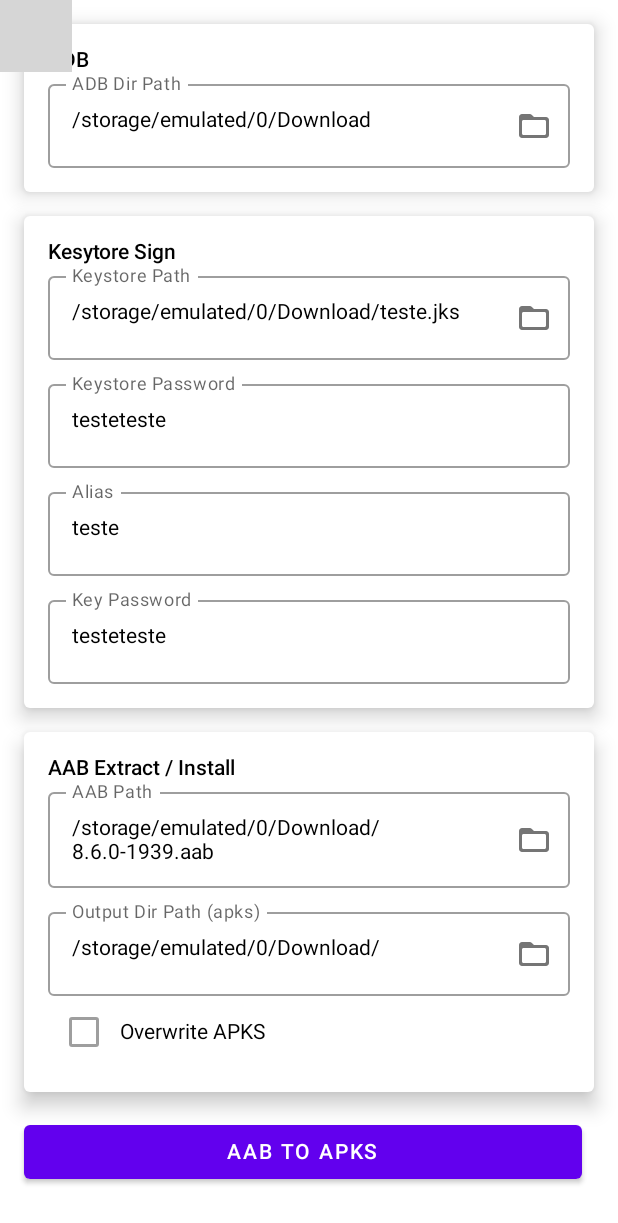
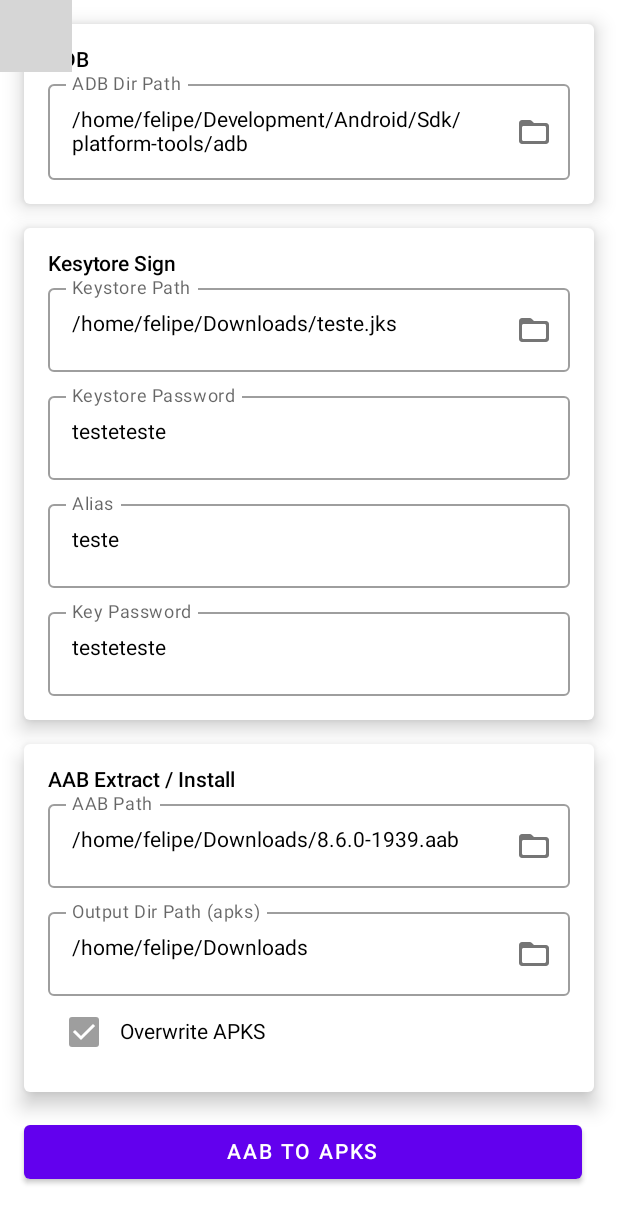
Before and after one commit to feliperce/AabToApk, an Android app built with Jetpack Compose: the screen it shows after launch (MainActivity), on a phone screen of 412 x 824 dp. Shown: the top 1223 px of the screen. Run offline under Robolectric (Android 15) with nearby library versions, the phone set to English and light mode, and no system bars; libraries missing offline, so code that uses them is left out: com.darkrockstudios.libraries; 3 statements that could not run were skipped; grey boxes are pictures that could not be loaded.

Commit message:
added android permission, fixed path

```diff
--- a/composeApp/build.gradle.kts
+++ b/composeApp/build.gradle.kts
@@ -40,9 +40,9 @@ kotlin {
             implementation(libs.lifecycle.viewmodel.compose)
             implementation(libs.kotlinx.coroutines.swing)
 
-            //implementation(fileTree(mapOf("dir" to "libs", "include" to listOf("*.jar", "*.aar"))))
+            implementation(fileTree(mapOf("dir" to "libs", "include" to listOf("*.jar", "*.aar"))))
 
-            implementation("com.android.tools.build:bundletool:1.16.0")
+            /*implementation("com.android.tools.build:bundletool:1.16.0")
             implementation("com.android.tools.build:aapt2:8.4.2-11315950")
             implementation("com.android.tools.build:aaptcompiler:8.4.2")
             implementation("com.android.tools.build:aapt2-proto:7.3.1-8691043")
@@ -50,7 +50,7 @@ kotlin {
             implementation("com.android.tools:r8:8.3.37")
             implementation("com.android.tools.build:apksig:4.2.2")
             implementation("com.android.tools.ddms:ddmlib:31.4.2")
-            implementation("com.android:zipflinger:8.4.2")
+            implementation("com.android:zipflinger:8.4.2")*/
 
         }
         desktopMain.dependencies {
--- a/composeApp/src/androidMain/AndroidManifest.xml
+++ b/composeApp/src/androidMain/AndroidManifest.xml
@@ -1,5 +1,9 @@
 <?xml version="1.0" encoding="utf-8"?>
 <manifest xmlns:android="http://schemas.android.com/apk/res/android">
+
+    <uses-permission android:name="android.permission.READ_EXTERNAL_STORAGE" />
+    <uses-permission android:name="android.permission.WRITE_EXTERNAL_STORAGE" />
+    <uses-permission android:name="android.permission.MANAGE_EXTERNAL_STORAGE" />
 
     <application
         android:allowBackup="true"
--- a/composeApp/src/androidMain/kotlin/br/com/mobileti/aartoapk/MainActivity.kt
+++ b/composeApp/src/androidMain/kotlin/br/com/mobileti/aartoapk/MainActivity.kt
@@ -1,6 +1,7 @@
 package br.com.mobileti.aartoapk
 
 import android.os.Bundle
+import android.util.Log
 import androidx.activity.ComponentActivity
 import androidx.activity.compose.setContent
 import feature.home.di.homeModule
@@ -15,6 +16,10 @@ class MainActivity : ComponentActivity() {
             modules(homeModule)
         }
 
+        requestStoragePermissions {
+            Log.d("MainActivity", "STORAGE PERMISSION OK")
+        }
+
         setContent {
             HomeScreen()
         }
--- a/composeApp/src/commonMain/kotlin/feature/home/view/HomeScreen.kt
+++ b/composeApp/src/commonMain/kotlin/feature/home/view/HomeScreen.kt
@@ -21,11 +21,16 @@ import feature.home.model.ExtractorFormDataCallback
 import feature.home.model.InputPathType
 import feature.home.state.HomeIntent
 import feature.home.viewmodel.HomeViewModel
+import kotlinx.coroutines.flow.update
+import kotlinx.coroutines.launch
 import org.jetbrains.compose.ui.tooling.preview.Preview
 import ui.components.ErrorDialog
 import ui.theme.MarginPaddingSizeMedium
 import ui.theme.MarginPaddingSizeSmall
+import utils.ApkExtractor
+import utils.SuccessMsg
 import utils.SuccessMsgType
+import java.io.File
 
 @Composable
 fun HomeScreen(
@@ -108,18 +113,18 @@ fun HomeScreen(
         }
     )
 
-    /*extractorFormData = extractorFormData.copy(
-        adbPath = "/home/felipe/Development/Android/Sdk/platform-tools",
+    extractorFormData = extractorFormData.copy(
+        adbPath = "/home/felipe/Development/Android/Sdk/platform-tools/adb",
         keystorePath = "/home/felipe/Downloads/teste.jks",
         keystorePassword = "testeteste",
         keystoreAlias = "teste",
         keyPassword = "testeteste",
         aabPath = "/home/felipe/Downloads/8.6.0-1939.aab",
         outputApksPath = "/home/felipe/Downloads",
-        isOverwriteApks = false
-    )*/
+        isOverwriteApks = true
+    )
 
-     extractorFormData = extractorFormData.copy(
+     /*extractorFormData = extractorFormData.copy(
         adbPath = "/storage/emulated/0/Download",
         keystorePath = "/storage/emulated/0/Download/teste.jks",
         keystorePassword = "testeteste",
@@ -128,7 +133,7 @@ fun HomeScreen(
         aabPath = "/storage/emulated/0/Download/8.6.0-1939.aab",
         outputApksPath = "/storage/emulated/0/Download/",
         isOverwriteApks = false
-    )
+    )*/
 
 ///storage/emulated/0/Download/teste.jks
     FilePicker(show = showFilePicker, fileExtensions = fileType) { platformFile ->
@@ -170,14 +175,40 @@ fun HomeScreen(
                 onFormDataChange = onFormDataChange,
                 isLoading = homeUiState.loading,
                 onExtractApksButtonClick = {
+                    /*scope.launch {
+                        val apkExtractor = ApkExtractor(
+                            aabPath = extractorFormData.aabPath,
+                            outputApksPath = extractorFormData.outputApksPath
+                        ).apply {
+                            setSignConfig(
+                                keystorePath = extractorFormData.keystorePath,
+                                keyAlias = extractorFormData.keystoreAlias,
+                                keystorePassword = extractorFormData.keystorePassword,
+                                keyPassword = extractorFormData.keyPassword,
+                                onFailure = { errorMsg ->
+                                    println("FAILURE SIGN -> $errorMsg")
+                                }
+                            )
+                        }
+
+                        apkExtractor?.aabToApks(
+                            apksFileName = File(extractorFormData.aabPath).nameWithoutExtension,
+                            overwriteApks = extractorFormData.isOverwriteApks,
+                            onSuccess = { output ->
+                                println("success -> $output")
+                            },
+                            onFailure = { errorMsg ->
+                                println("FAILURE EXTRACT -> $errorMsg")
+                            }
+                        )
+                    }*/
+
+
                     homeViewModel.sendIntent(
                         HomeIntent.ExtractAab(
                             extractorFormData = extractorFormData
                         )
                     )
-                },
-                onInstallExtractedApksButtonClick = {
-
                 }
             )
         }
@@ -199,8 +230,7 @@ fun ExtractorContent(
     extractorFormDataCallback: ExtractorFormDataCallback,
     isLoading: Boolean,
     onFormDataChange: (ExtractorFormData) -> Unit,
-    onExtractApksButtonClick: () -> Unit,
-    onInstallExtractedApksButtonClick: () -> Unit
+    onExtractApksButtonClick: () -> Unit
 ) {
     Column(
         modifier = Modifier.fillMaxWidth()
```
Also changed, not shown: composeApp/src/androidMain/kotlin/br/com/mobileti/aartoapk/Permissions.kt (added, +43 -0 lines), composeApp/src/commonMain/kotlin/utils/ApkExtractor.kt (+0 -7 lines).
